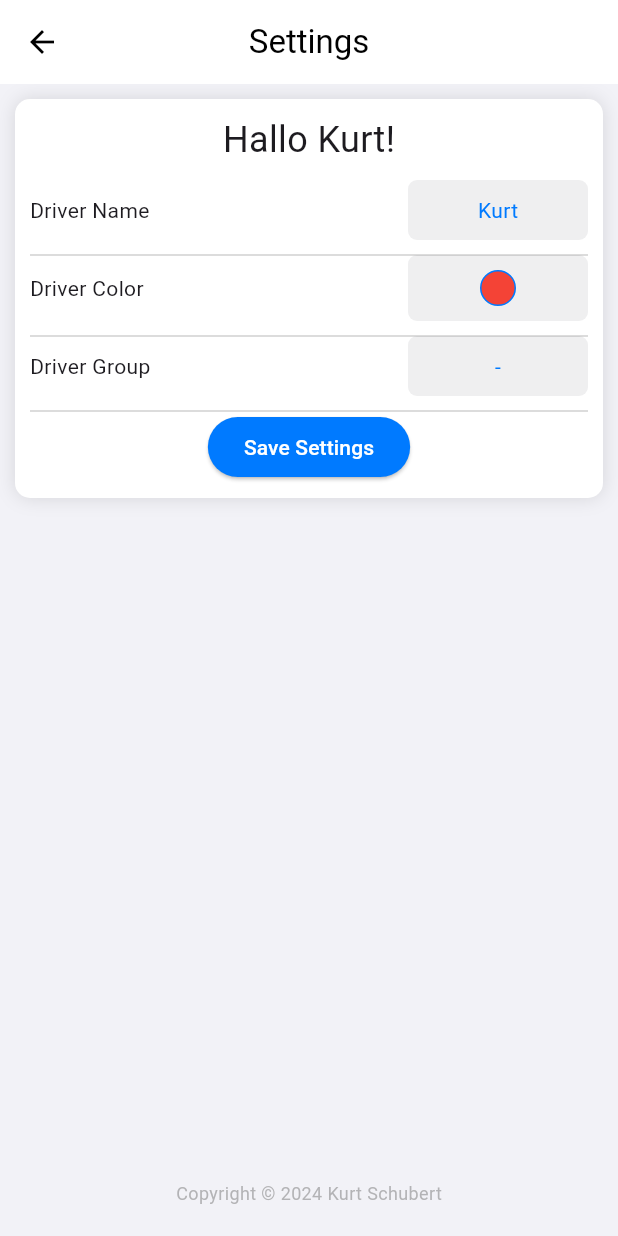
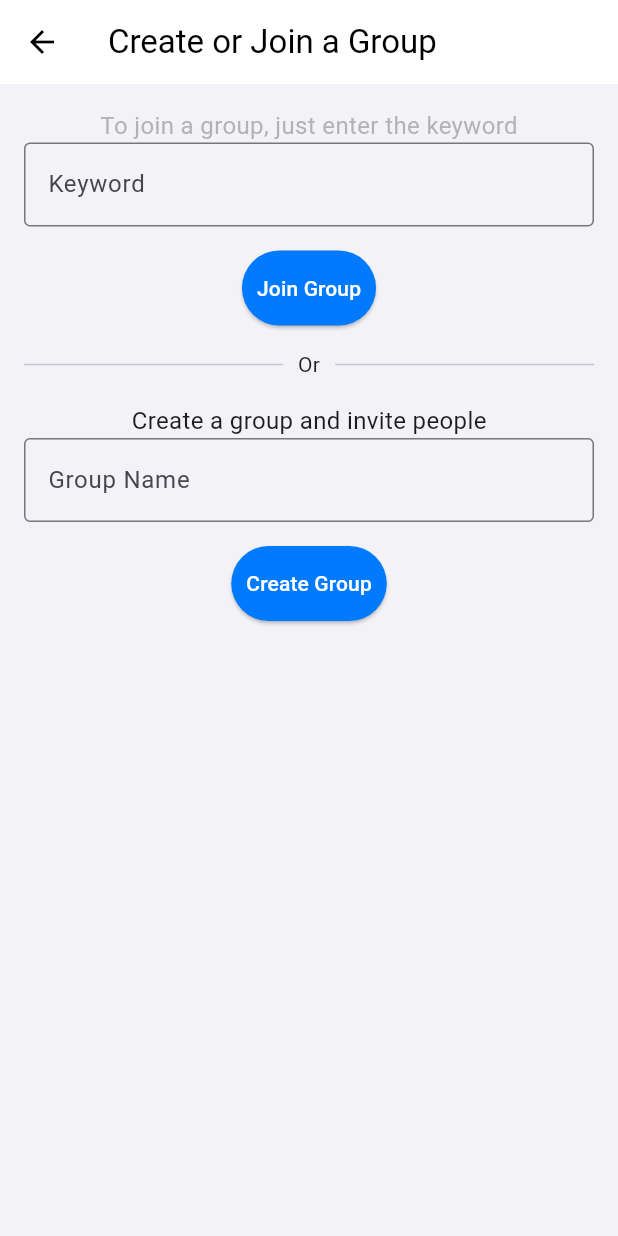
Before and after one commit to Bolzenpinguin/drive2ibiza, a Flutter app: the Settings screen opened directly, after a tap on "Kurt", on a phone screen of 412 x 824 dp. Run offline on Flutter 3.47's test engine with Material 3 defaults, Android fonts, the phone set to English and light mode, and no system bars; our stand-ins replace flutter_svg, syncfusion_flutter_calendar.

Commit message:
add group_settings.dart, in Prozess to devlop logic

```diff
--- /dev/null
+++ b/lib/pages/settings/group_settings.dart
@@ -0,0 +1,100 @@
+import 'package:flutter/material.dart';
+import '../../utils/styleguide.dart';
+
+class GroupSettings extends StatelessWidget {
+  const GroupSettings({super.key});
+
+  @override
+  Widget build(BuildContext context) {
+    return Scaffold(
+      appBar: AppBar(
+        title: const Text('Create or Join a Group'),
+      ),
+      body: Padding(
+        padding: const EdgeInsets.all(16.0),
+        child: Column(
+          children: [
+            Text(
+              'To join a group, just enter the keyword',
+              style: TextStyle(fontSize: 16, color: appUnselectedIconColor),
+            ),
+            TextField(
+              decoration: InputDecoration(
+                hintText: 'Keyword',
+                border: OutlineInputBorder(
+                  //color: Colors.white,
+
+                ),
+              ),
+            ),
+
+            const SizedBox(height: 16),
+
+            ElevatedButton(
+              onPressed: () {
+                // TODO: Join Group Logik entwickeln
+              },
+              style: ElevatedButton.styleFrom(
+                padding: const EdgeInsets.symmetric(vertical: paddingNormal, horizontal: paddingSmall),
+                foregroundColor: btnFontColor,
+                backgroundColor: btnBackgroundColor,
+              ),
+              child: const Text('Join Group'),
+            ),
+
+            const SizedBox(height: 16),
+
+            OrDivider(),
+            const SizedBox(height: 16),
+
+
+            Text(
+              'Create a group and invite people',
+              style: TextStyle(fontSize: 16),
+            ),
+            TextField(
+              decoration: InputDecoration(
+                hintText: 'Group Name',
+                border: OutlineInputBorder(),
+              ),
+            ),
+
+            const SizedBox(height: 16),
+
+            ElevatedButton(
+              onPressed: () {
+                // TODO: Create Group Logik entwickeln
+              },
+              style: ElevatedButton.styleFrom(
+                padding: const EdgeInsets.symmetric(vertical: paddingNormal, horizontal: paddingSmall),
+                foregroundColor: btnFontColor,
+                backgroundColor: btnBackgroundColor,
+              ),
+              child: const Text('Create Group'),
+            ),
+          ],
+        ),
+      ),
+    );
+  }
+}
+
+
+// Or Divider
+class OrDivider extends StatelessWidget {
+  const OrDivider({super.key});
+
+  @override
+  Widget build(BuildContext context) {
+    return const Row(
+      children: [
+        Expanded(child: Divider()),
+        Padding(
+          padding: EdgeInsets.symmetric(horizontal: paddingSmall),
+          child: Text('Or'),
+        ),
+        Expanded(child: Divider(),)
+      ],
+    );
+  }
+}
--- a/lib/pages/settings/settings_widget.dart
+++ b/lib/pages/settings/settings_widget.dart
@@ -1,6 +1,8 @@
 import 'package:flutter/material.dart';
 import '../../utils/styleguide.dart';
 import 'package:intl/intl.dart';
+
+import 'group_settings.dart';
 
 class SettingsWidget extends StatelessWidget {
   const SettingsWidget({super.key});
@@ -52,6 +54,12 @@ class SettingsWidget extends StatelessWidget {
                             onTap: () {
                               // TODO: BTN für Namensänderung implementieren
                               print('Button for Name Change Pressed!');
+                              Navigator.push(
+                                context,
+                                MaterialPageRoute(
+                                  builder: (context) => const GroupSettings(),
+                                ),
+                              );
                             },
                             child: Text(
                               'Kurt',
```
